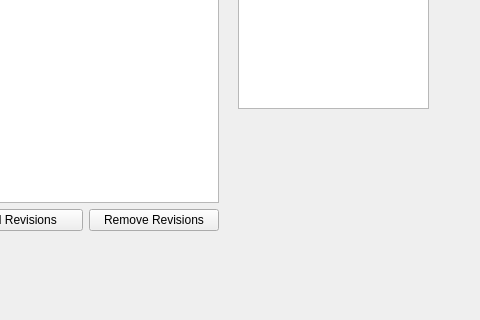
First picture: the form in mainwindow.ui, repository AlexsCode/RevisionRenamer, before the edit; both pictures show x 312 to 792 and y 170 to 490 of the 792 by 600 pixel window.
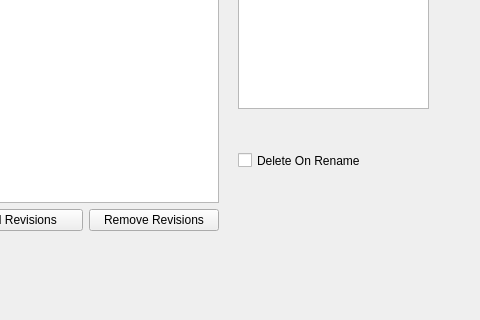
Second picture: the form after the edit.

Commit message:
Delete on rename Option added
Checkbox, Can allow you to delete the original file after rename, or to just keep both files

```diff
--- a/mainwindow.ui
+++ b/mainwindow.ui
@@ -90,6 +90,25 @@
      </item>
     </layout>
    </widget>
+   <widget class="QCheckBox" name="checkBox_delete_on_rename">
+    <property name="geometry">
+     <rect>
+      <x>550</x>
+      <y>300</y>
+      <width>191</width>
+      <height>61</height>
+     </rect>
+    </property>
+    <property name="sizePolicy">
+     <sizepolicy hsizetype="Expanding" vsizetype="Expanding">
+      <horstretch>0</horstretch>
+      <verstretch>0</verstretch>
+     </sizepolicy>
+    </property>
+    <property name="text">
+     <string>Delete On Rename</string>
+    </property>
+   </widget>
   </widget>
   <widget class="QMenuBar" name="menubar">
    <property name="geometry">
```
The commit also changes 2 other files.
